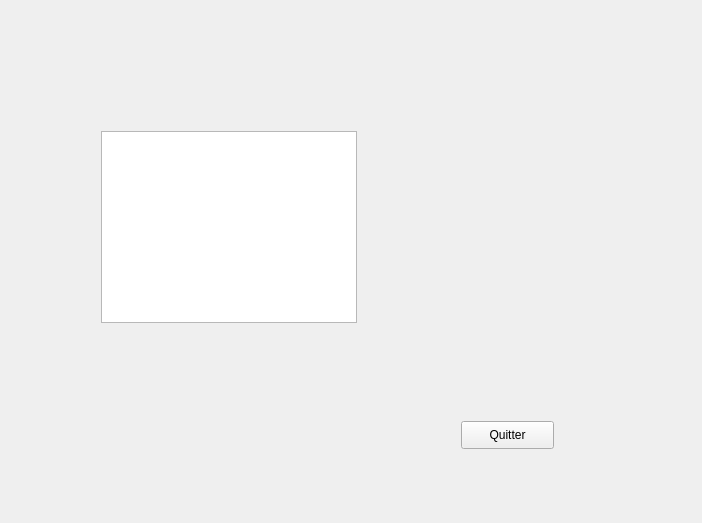
First picture: the form in Client/mainwindow.ui, repository adnanb/Projet-IPI, before the edit.
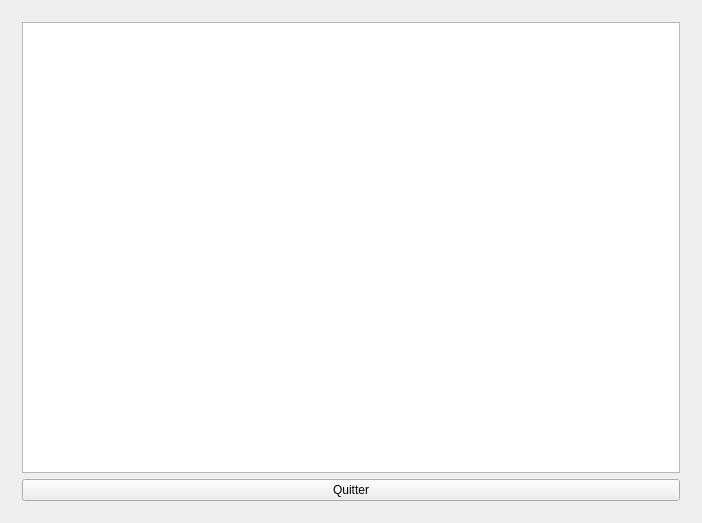
Second picture: the form after the edit. The open tabs and pages were chosen to show the change.

Diff of the .ui file:
```diff
--- a/Client/mainwindow.ui
+++ b/Client/mainwindow.ui
@@ -224,29 +224,22 @@
        </layout>
       </widget>
       <widget class="QWidget" name="waitingPage">
-       <widget class="QPushButton" name="pushButton">
-        <property name="geometry">
-         <rect>
-          <x>450</x>
-          <y>410</y>
-          <width>93</width>
-          <height>28</height>
-         </rect>
-        </property>
-        <property name="text">
-         <string>Quitter</string>
-        </property>
-       </widget>
-       <widget class="QListView" name="listView_2">
-        <property name="geometry">
-         <rect>
-          <x>90</x>
-          <y>120</y>
-          <width>256</width>
-          <height>192</height>
-         </rect>
-        </property>
-       </widget>
+       <layout class="QHBoxLayout" name="horizontalLayout_6">
+        <item>
+         <layout class="QGridLayout" name="gridLayout_3">
+          <item row="1" column="0">
+           <widget class="QPushButton" name="waitQuit">
+            <property name="text">
+             <string>Quitter</string>
+            </property>
+           </widget>
+          </item>
+          <item row="0" column="0">
+           <widget class="QListView" name="listView_2"/>
+          </item>
+         </layout>
+        </item>
+       </layout>
       </widget>
       <widget class="QWidget" name="gamePage">
        <layout class="QHBoxLayout" name="horizontalLayout">
```
Left out of the diff: 73 changed lines with no effect on the pictures.
